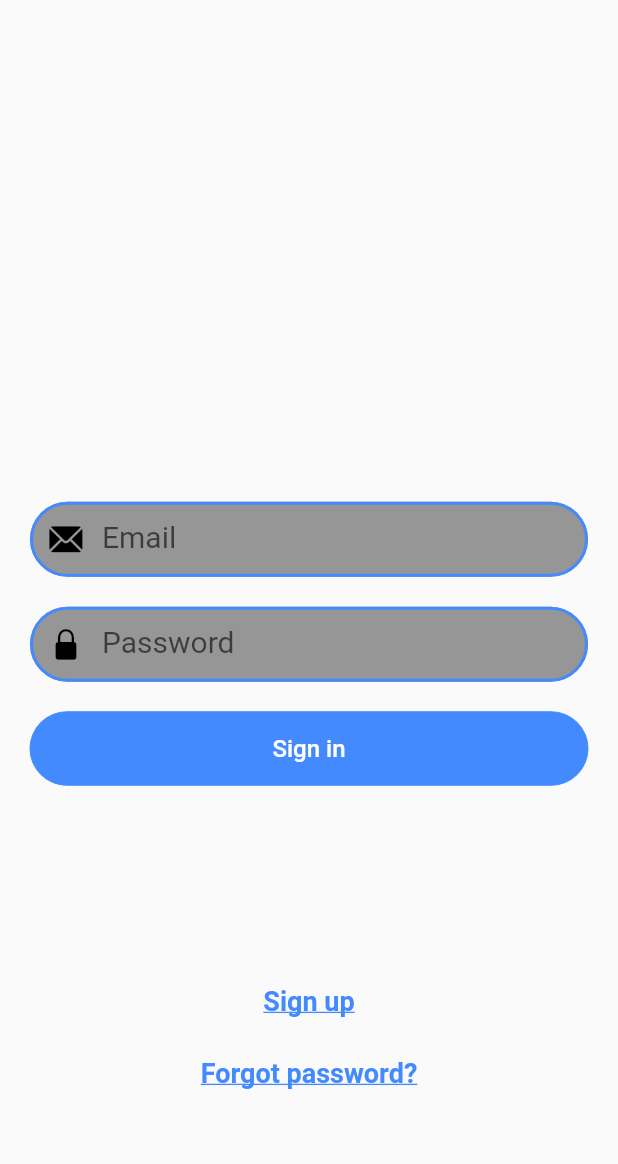
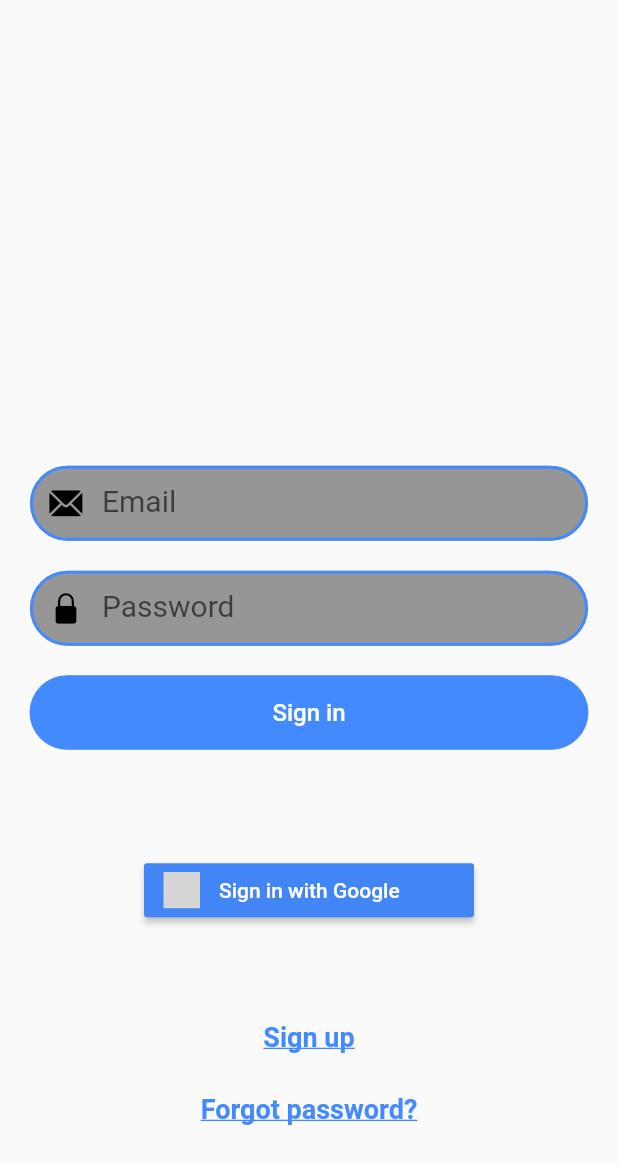
Before and after one commit to Slahuden-Akram/Sproject01, a Flutter app: the screen it shows after launch, on a phone screen of 412 x 824 dp. Shown: the top 1164 px of the screen. Run offline on Flutter 3.47's test engine with Material 2 defaults, Android fonts, the phone set to English and light mode, and no system bars; our stand-ins replace flutter_signin_button, font_awesome_flutter; grey boxes are pictures that could not be loaded.

```diff
--- a/lib/Screens/loginscreen.dart
+++ b/lib/Screens/loginscreen.dart
@@ -2,6 +2,7 @@ import 'package:Sproject01/Screens/createaccountscreen.dart';
 import 'package:flutter/material.dart';
 import 'package:flutter/cupertino.dart';
 import 'forgotpasswordscreen.dart';
+import 'package:flutter_signin_button/flutter_signin_button.dart';
 
 TextEditingController _password_cntrlr = TextEditingController();
 TextEditingController _email_cntrlr = TextEditingController();
@@ -204,6 +205,12 @@ class _LoginScreenState extends State<LoginScreen> {
                         ),
                       ),
                     ),
+                    SignInButton(
+                      Buttons.GoogleDark,
+                      text: "Sign in with Google",
+                      padding: EdgeInsets.only(top: 0,bottom: 0,),
+                      onPressed: () {},
+                    ),
                     Padding(
                       padding: const EdgeInsets.only(top: 50.0),
                       child: FlatButton(
--- a/pubspec.yaml
+++ b/pubspec.yaml
@@ -29,6 +29,7 @@ dependencies:
   # Use with the CupertinoIcons class for iOS style icons.
   cupertino_icons: ^0.1.3
   font_awesome_flutter: ^8.8.1
+  flutter_signin_button: 1.1.0
 
 
 dev_dependencies:
```
Also changed, not shown: pubspec.lock.
